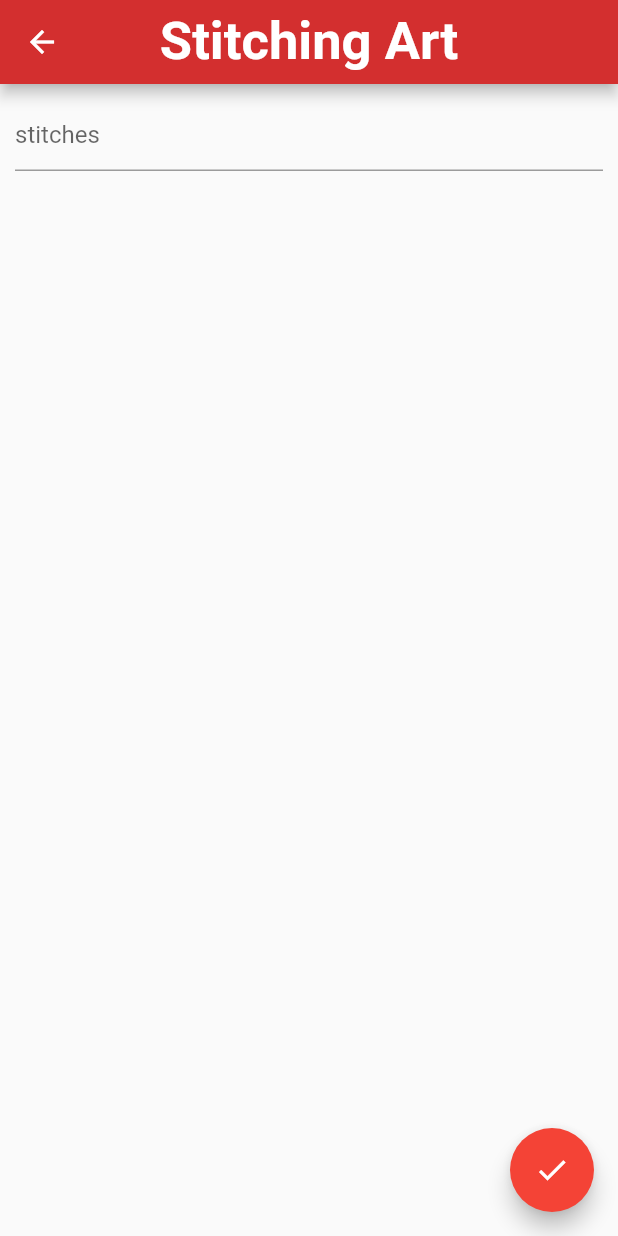
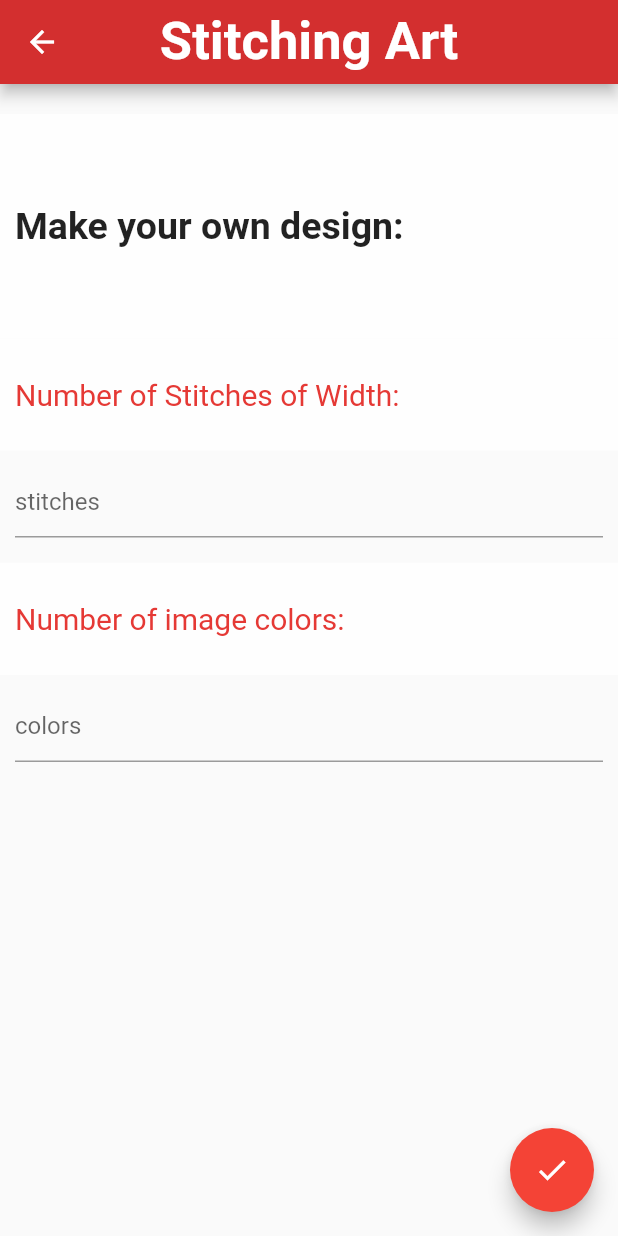
Before and after one commit to monaa12/Stitching-Art, a Flutter app: the output screen opened by its route, on a phone screen of 412 x 824 dp. Run offline on Flutter 3.47's test engine with Material 2 defaults, Android fonts, the phone set to English and light mode, and no system bars; our stand-ins replace dio, image_cropper, image_picker.

Commit message:
Update num_stitches.dart

```diff
--- a/Frontend/flutter_app/lib/num_stitches.dart
+++ b/Frontend/flutter_app/lib/num_stitches.dart
@@ -1,7 +1,9 @@
 import 'package:flutter/material.dart';
-import 'API.dart';
-import 'Gridded_image.dart';
-import 'main.dart';
+import 'package:flutterapp/API.dart';
+//import 'package:flutter/material.dart';
+//import 'API.dart';
+import 'package:flutterapp/Gridded_image.dart';
+import 'package:flutterapp/main.dart';
 
 class output extends StatefulWidget {
   @override
@@ -10,6 +12,10 @@ class output extends StatefulWidget {
 
 class _outputState extends State<output> {
   final TextEditingController textCont= new TextEditingController ();
+  final TextEditingController controller= new TextEditingController ();
+  final TextEditingController controller2= new TextEditingController ();
+  String result="";
+  String result2="";
   String res="";
   @override
   Widget build(BuildContext context) {
@@ -26,11 +32,50 @@ class _outputState extends State<output> {
         backgroundColor: Colors.red[700],
       ),
 
-      body:Column(
-        // mainAxisAlignment: MainAxisAlignment.spaceEvenly,
+      body: Column(
+        mainAxisAlignment: MainAxisAlignment.start,
         crossAxisAlignment: CrossAxisAlignment.stretch,
         children : <Widget>[
+          Padding(padding: EdgeInsets.all(10.0)),
+          Expanded(
+            flex:1,
+            child: Container(
 
+              alignment:Alignment.centerLeft,
+              padding: EdgeInsets.all(10.0),
+              color: Colors.white70,
+              child: Text('Make your own design:',
+                style: TextStyle(
+                  fontWeight: FontWeight.bold,
+                  fontSize: 25.0,
+                 // color : Colors.red[600],
+                ),
+              ),
+            ),
+          ),
+          Expanded(
+            flex:1,
+            child: Column(
+              children: <Widget>[
+                Expanded(
+                  flex:1,
+                  child: Container(
+                    alignment:Alignment.centerLeft,
+                    //height: 50,
+                    //width: 400,
+                    padding: EdgeInsets.all(10.0),
+                    color: Colors.white70,
+                    child: Text('Number of Stitches of Width:',
+                      style: TextStyle(
+                        fontSize:20.0,
+                        fontWeight: FontWeight.normal,
+                        color : Colors.red[600],
+
+                      ),
+                    ),
+                  ),
+                ),
+                ////henaaaa ya haiodaaa
               Expanded(
                 flex:1,
                 child: Container(
@@ -55,11 +100,69 @@ class _outputState extends State<output> {
               )
                 ],
                 ),
+          ),
+        Expanded(
+          flex:1,
+          child: Column(
+            children: <Widget>[
+            Expanded(
+            flex:1,
+            child: Container(
+              alignment:Alignment.centerLeft,
+              padding: EdgeInsets.all(10.0),
+              color: Colors.white70,
+              child: Text('Number of image colors:',
+                style: TextStyle(
+                  fontSize:20.0,
+                  fontWeight: FontWeight.normal,
+                  color : Colors.red[600],
+
+                ),
+              ),
+            ),
+          ),
+          Expanded(
+            flex:1,
+            child: Container(
+
+              padding: EdgeInsets.all(10.0),
+              //color: Colors.red[200],
+              child:          new TextField(
+                decoration: new InputDecoration(
+                    hintText: "colors"
+                ),
+                onSubmitted: (String str){
+                  setState(() {
+                    result = str;
+                  });
+                  controller.text="";
+                },
+                controller: controller,
+              )
+              ,
+            ),
+          ),
+        ],
+          ),
+        ),
+          Expanded (
+            flex:2,
+            child: Container(
+
+            ),
+          ),
+        ],
+
+      ),
+
+
       floatingActionButton:  FloatingActionButton(
         onPressed: () {
           //Navigator.push(context, MaterialPageRoute(builder: (context) => Gridded()));
           Navigator.pushNamed(context, '/gridded');
-          uploadStitches(res);
+          uploadStitches(res,result);
+          /// hanb3t hena el number of colors
+          //uploadStitches(result);
         },
         child: Icon(
             Icons.done
```
Lines whose indentation alone changed are shown as unchanged.
